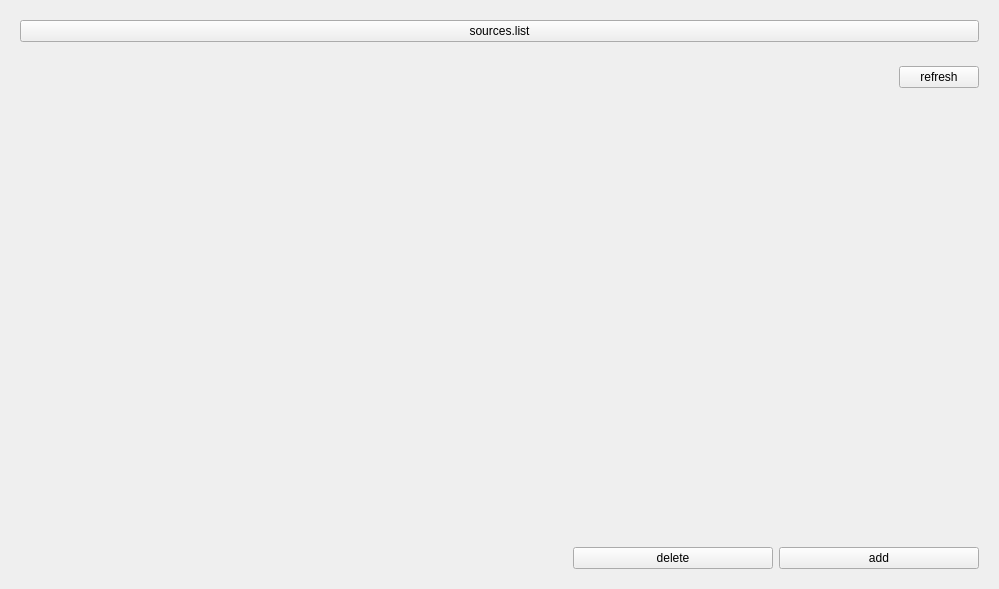
Before: the Qt Designer form src/sourcemanager.ui in HuaYaDong1/sourceMangager, drawn with Qt 5.
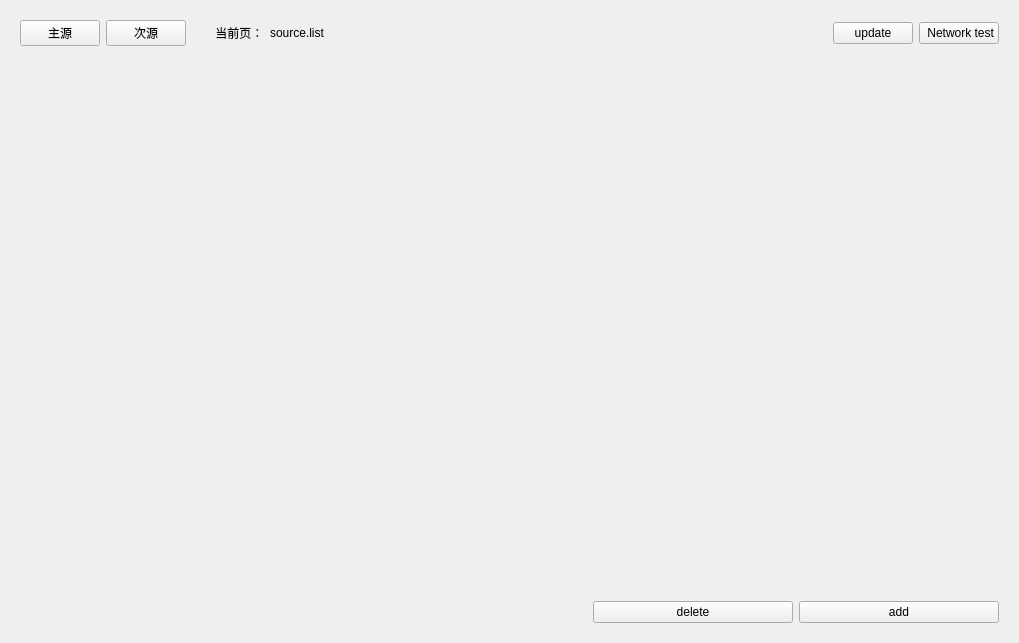
After: the same form once the commit is applied. The open tabs and pages were chosen to show the change.

```diff
--- a/src/sourcemanager.ui
+++ b/src/sourcemanager.ui
@@ -6,38 +6,87 @@
    <rect>
     <x>0</x>
     <y>0</y>
-    <width>999</width>
-    <height>589</height>
+    <width>1019</width>
+    <height>643</height>
    </rect>
   </property>
   <property name="windowTitle">
    <string>sourceManager</string>
   </property>
-  <layout class="QVBoxLayout" name="verticalLayout">
-   <item>
-    <widget class="QWidget" name="sourceNameWidget" native="true">
-     <property name="maximumSize">
-      <size>
-       <width>16777215</width>
-       <height>100</height>
-      </size>
+  <layout class="QGridLayout" name="gridLayout">
+   <item row="1" column="0">
+    <widget class="QStackedWidget" name="stackedWidget_2">
+     <property name="currentIndex">
+      <number>0</number>
      </property>
-     <property name="styleSheet">
-      <string notr="true"/>
-     </property>
-     <layout class="QHBoxLayout" name="horizontalLayout">
-      <item>
-       <widget class="QPushButton" name="mainSourseBtn">
-        <property name="text">
-         <string>sources.list</string>
-        </property>
-       </widget>
-      </item>
-     </layout>
+     <widget class="QWidget" name="mainPage">
+      <layout class="QVBoxLayout" name="verticalLayout_3">
+       <item>
+        <widget class="QWidget" name="sourceNameWidget" native="true">
+         <property name="maximumSize">
+          <size>
+           <width>16777215</width>
+           <height>100</height>
+          </size>
+         </property>
+         <property name="styleSheet">
+          <string notr="true"/>
+         </property>
+         <layout class="QHBoxLayout" name="horizontalLayout"/>
+        </widget>
+       </item>
+       <item>
+        <widget class="QStackedWidget" name="stackedWidget">
+         <property name="currentIndex">
+          <number>0</number>
+         </property>
+         <widget class="QWidget" name="page">
+          <layout class="QVBoxLayout" name="verticalLayout_2">
+           <item>
+            <widget class="QListWidget" name="listWidget">
+             <property name="styleSheet">
+              <string notr="true"/>
+             </property>
+            </widget>
+           </item>
+          </layout>
+         </widget>
+        </widget>
+       </item>
+      </layout>
+     </widget>
+     <widget class="QWidget" name="sourcePage">
+      <layout class="QVBoxLayout" name="verticalLayout">
+       <item>
+        <widget class="QWidget" name="sourceNameWidget_2" native="true">
+         <property name="maximumSize">
+          <size>
+           <width>16777215</width>
+           <height>100</height>
+          </size>
+         </property>
+         <property name="styleSheet">
+          <string notr="true"/>
+         </property>
+         <layout class="QHBoxLayout" name="horizontalLayout_3"/>
+        </widget>
+       </item>
+       <item>
+        <widget class="QStackedWidget" name="stackedWidget_3">
+         <property name="currentIndex">
+          <number>0</number>
+         </property>
+         <widget class="QWidget" name="page_3">
+          <layout class="QVBoxLayout" name="verticalLayout_4"/>
+         </widget>
+        </widget>
+       </item>
+      </layout>
+     </widget>
     </widget>
    </item>
-   <item>
-    <widget class="QWidget" name="widget" native="true">
+   <item row="0" column="0">
+    <widget class="QWidget" name="widget_2" native="true">
      <property name="minimumSize">
       <size>
        <width>0</width>
@@ -47,32 +96,40 @@
      <property name="maximumSize">
       <size>
        <width>16777215</width>
-       <height>45</height>
+       <height>100</height>
       </size>
      </property>
-     <layout class="QHBoxLayout" name="horizontalLayout_3">
+     <layout class="QHBoxLayout" name="horizontalLayout_4">
       <item>
-       <spacer name="horizontalSpacer_2">
-        <property name="orientation">
-         <enum>Qt::Horizontal</enum>
+       <widget class="QPushButton" name="pageMainSourceBtn">
+        <property name="text">
+         <string>主源</string>
         </property>
-        <property name="sizeHint" stdset="0">
-         <size>
-          <width>40</width>
-          <height>20</height>
-         </size>
+       </widget>
+      </item>
+      <item>
+       <widget class="QPushButton" name="pageUnnecessaryBtn">
+        <property name="text">
+         <string>次源</string>
         </property>
-       </spacer>
+       </widget>
+      </item>
+      <item>
+       <widget class="QLabel" name="label_3">
+        <property name="text">
+         <string>       当前页：</string>
+        </property>
+       </widget>
       </item>
       <item>
        <widget class="QLabel" name="label">
         <property name="text">
-         <string/>
+         <string>source.list</string>
         </property>
        </widget>
       </item>
       <item>
-       <spacer name="horizontalSpacer_3">
+       <spacer name="horizontalSpacer_5">
         <property name="orientation">
          <enum>Qt::Horizontal</enum>
         </property>
@@ -84,36 +141,24 @@
         </property>
        </spacer>
       </item>
+      <item>
+       <widget class="QPushButton" name="pushButton">
+        <property name="text">
+         <string>update</string>
+        </property>
+       </widget>
+      </item>
       <item>
        <widget class="QPushButton" name="refreshBtn">
         <property name="text">
-         <string>refresh</string>
+         <string> Network test</string>
         </property>
        </widget>
       </item>
      </layout>
     </widget>
    </item>
-   <item>
-    <widget class="QStackedWidget" name="stackedWidget">
-     <property name="currentIndex">
-      <number>0</number>
-     </property>
-     <widget class="QWidget" name="page">
-      <layout class="QVBoxLayout" name="verticalLayout_2">
-       <item>
-        <widget class="QListWidget" name="listWidget">
-         <property name="styleSheet">
-          <string notr="true"/>
-         </property>
-        </widget>
-       </item>
-      </layout>
-     </widget>
-     <widget class="QWidget" name="page_2"/>
-    </widget>
-   </item>
-   <item>
+   <item row="2" column="0">
     <widget class="QWidget" name="sourceControlWidget" native="true">
      <property name="maximumSize">
       <size>
@@ -129,7 +174,7 @@
        <widget class="QLabel" name="label_2">
         <property name="minimumSize">
          <size>
-          <width>200</width>
+          <width>0</width>
           <height>0</height>
          </size>
         </property>
```
